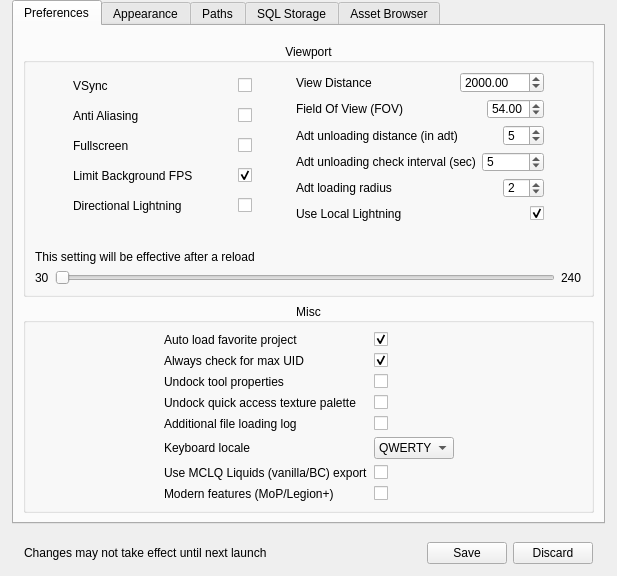
Old version of the form src/noggit/ui/windows/settingsPanel/SettingsPanel.ui in the repository BIGNUTAIRULESTHEWORLD/noggit-Azure.
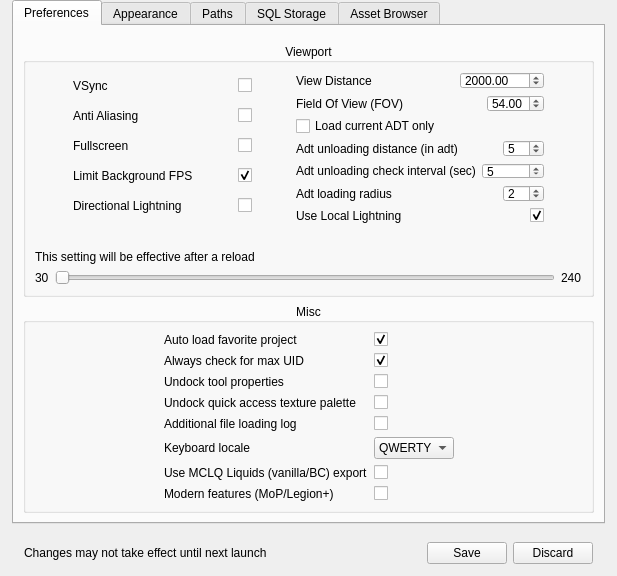
New version of the form. Icons and pictures are not drawn. Custom widgets are drawn as their Qt base class.

```diff
--- a/src/noggit/ui/windows/settingsPanel/SettingsPanel.ui
+++ b/src/noggit/ui/windows/settingsPanel/SettingsPanel.ui
@@ -407,6 +407,16 @@
                        </item>
                       </layout>
                      </item>
+                     <item>
+                      <widget class="QCheckBox" name="_current_adt_only">
+                       <property name="toolTip">
+                        <string>Load only the ADT under the camera. Clean ADTs are unloaded one per frame; ADTs with unsaved changes remain loaded until saved.</string>
+                       </property>
+                       <property name="text">
+                        <string>Load current ADT only</string>
+                       </property>
+                      </widget>
+                     </item>
                      <item>
                       <layout class="QHBoxLayout" name="horizontalLayout_55">
                        <item>
```
